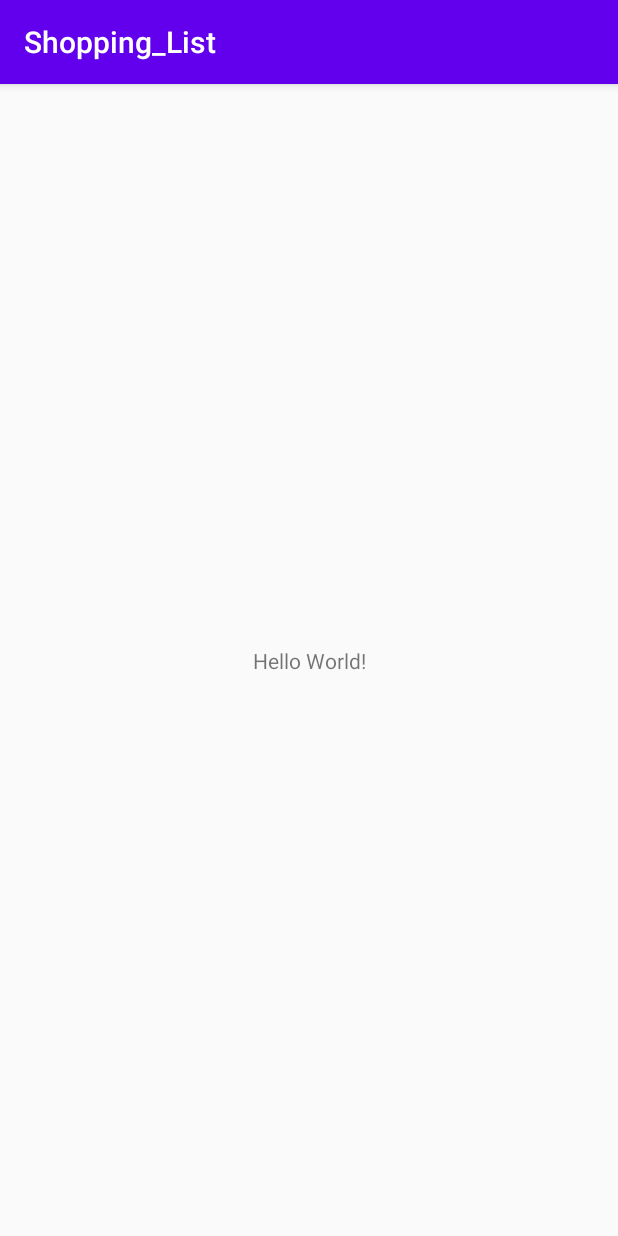
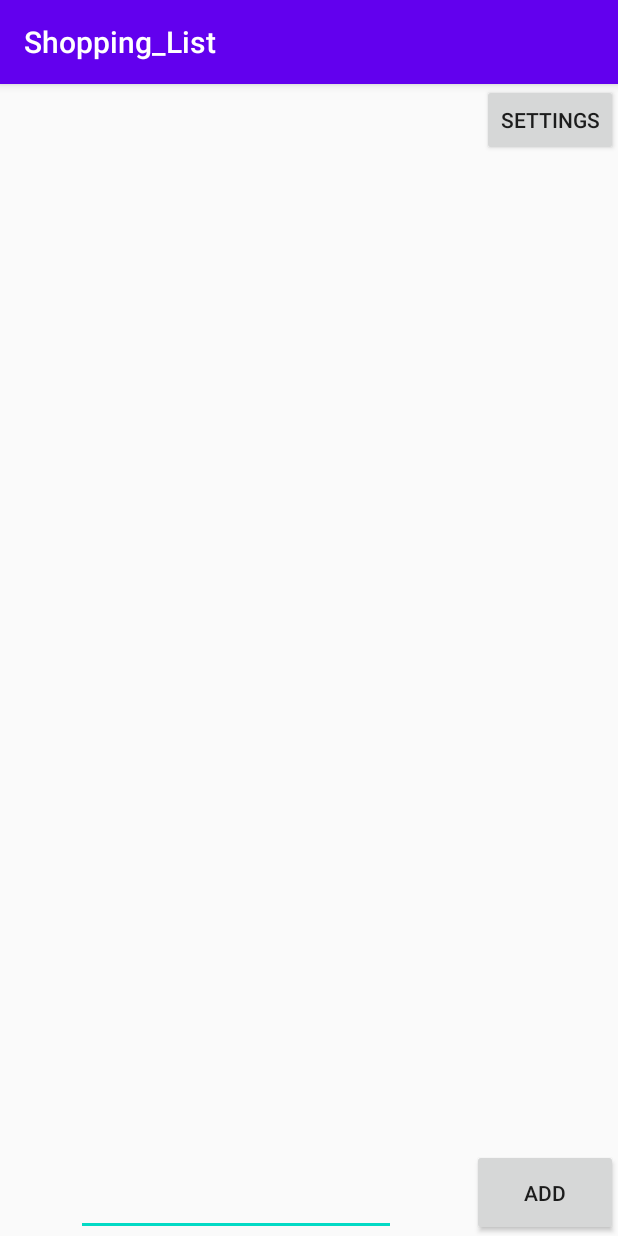
Before and after one commit to Dcon1/Shopping_List, an Android app: the screen it shows after launch (MainActivity), on a phone screen of 412 x 824 dp. Run offline under Robolectric (Android 15) with nearby library versions, the phone set to English and light mode, and no system bars.

Commit message:
Added shopping list page

```diff
--- a/app/src/main/java/au/edu/jcu/sp3406/shopping_list/MainActivity.java
+++ b/app/src/main/java/au/edu/jcu/sp3406/shopping_list/MainActivity.java
@@ -3,12 +3,42 @@ package au.edu.jcu.sp3406.shopping_list;
 import androidx.appcompat.app.AppCompatActivity;
 
 import android.os.Bundle;
+import android.view.View;
+import android.widget.AdapterView;
+import android.widget.ArrayAdapter;
+import android.widget.Button;
+import android.widget.EditText;
+import android.widget.ListView;
+import android.widget.Toast;
+
+import java.util.List;
 
 public class MainActivity extends AppCompatActivity {
+    ArrayAdapter<String> adapter;
+    ListView list;
 
     @Override
     protected void onCreate(Bundle savedInstanceState) {
         super.onCreate(savedInstanceState);
         setContentView(R.layout.activity_main);
+        Button add = findViewById(R.id.add);
+        Button settings = findViewById(R.id.settings);
+        adapter = new ArrayAdapter<>(this, android.R.layout.simple_list_item_1);
     }
-}
+
+    public void addItem(View view){
+        EditText text = findViewById(R.id.editText);
+        String item = text.getText().toString();
+        if(item.equals("")){
+            Toast.makeText(this, "Please enter an item!", Toast.LENGTH_SHORT).show();
+        }
+        else {
+            ListView list = findViewById(R.id.list);
+            adapter.addAll(item);
+            list.setAdapter(adapter);
+            Toast.makeText(this, "Item added!", Toast.LENGTH_SHORT).show();
+            text.setText("");
+        }
+
+    }
+    }
--- a/app/src/main/res/layout/activity_main.xml
+++ b/app/src/main/res/layout/activity_main.xml
@@ -6,13 +6,46 @@
     android:layout_height="match_parent"
     tools:context=".MainActivity">
 
-    <TextView
+    <Button
+        android:id="@+id/settings"
         android:layout_width="wrap_content"
         android:layout_height="wrap_content"
-        android:text="Hello World!"
-        app:layout_constraintBottom_toBottomOf="parent"
-        app:layout_constraintLeft_toLeftOf="parent"
-        app:layout_constraintRight_toRightOf="parent"
+        android:text="@string/settings"
+        app:layout_constraintEnd_toEndOf="parent"
         app:layout_constraintTop_toTopOf="parent" />
 
+    <ListView
+        android:id="@+id/list"
+        android:layout_width="251dp"
+        android:layout_height="387dp"
+        android:layout_marginTop="48dp"
+        app:layout_constraintBottom_toTopOf="@+id/add"
+        app:layout_constraintEnd_toEndOf="parent"
+        app:layout_constraintHorizontal_bias="0.318"
+        app:layout_constraintStart_toStartOf="parent"
+        app:layout_constraintTop_toTopOf="@+id/settings"
+        app:layout_constraintVertical_bias="0.443">
+
+    </ListView>
+
+    <EditText
+        android:id="@+id/editText"
+        android:layout_width="wrap_content"
+        android:layout_height="wrap_content"
+        android:ems="10"
+        android:text=""
+        app:layout_constraintBottom_toBottomOf="parent"
+        app:layout_constraintEnd_toStartOf="@+id/add"
+        app:layout_constraintStart_toStartOf="parent" />
+
+    <Button
+        android:id="@+id/add"
+        android:onClick="addItem"
+        android:layout_width="97dp"
+        android:layout_height="58dp"
+        android:text="@string/add"
+        app:layout_constraintBottom_toBottomOf="parent"
+        app:layout_constraintEnd_toEndOf="parent" />
+
+
 </androidx.constraintlayout.widget.ConstraintLayout>
--- a/app/src/main/res/values/strings.xml
+++ b/app/src/main/res/values/strings.xml
@@ -1,3 +1,7 @@
 <resources>
     <string name="app_name">Shopping_List</string>
+    <string name="your_shopping_list">Your Shopping List!</string>
+    <string name="button">Button</string>
+    <string name="add">Add</string>
+    <string name="settings">settings</string>
 </resources>
--- /dev/null
+++ b/settings.gradle
@@ -0,0 +1,2 @@
+rootProject.name='Shopping_List'
+include ':app'
```
Also changed, not shown: build.gradle (added, +29 -0 lines), gradle.properties (added, +19 -0 lines), gradle/wrapper/gradle-wrapper.properties (added), 4 other files.
